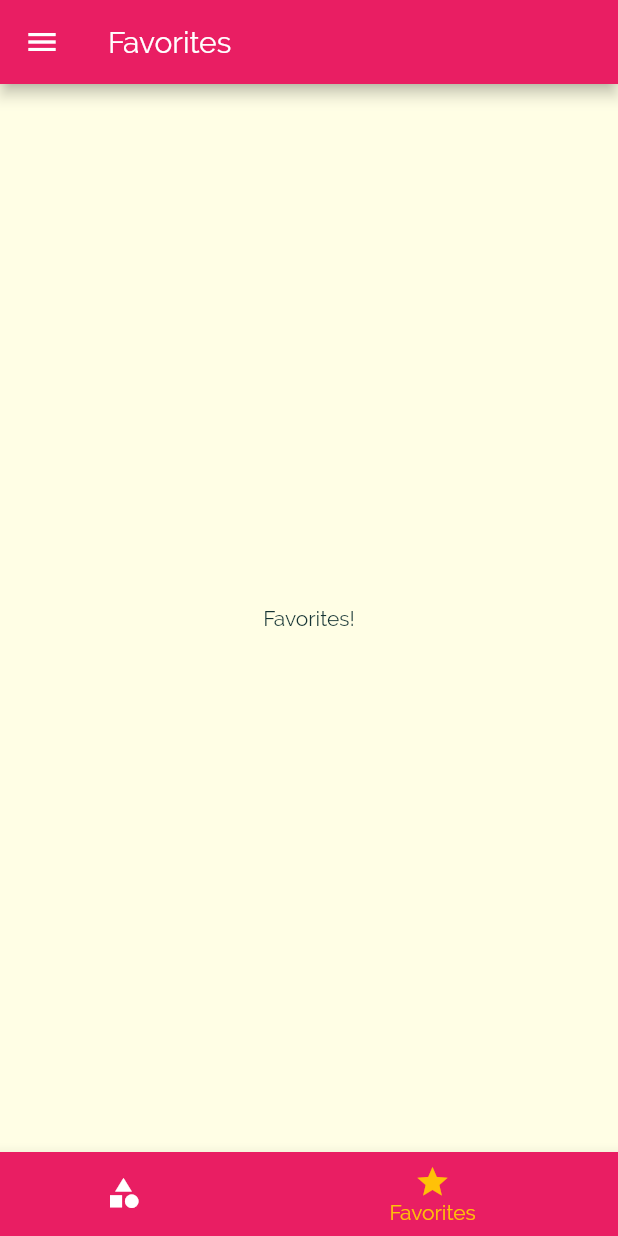
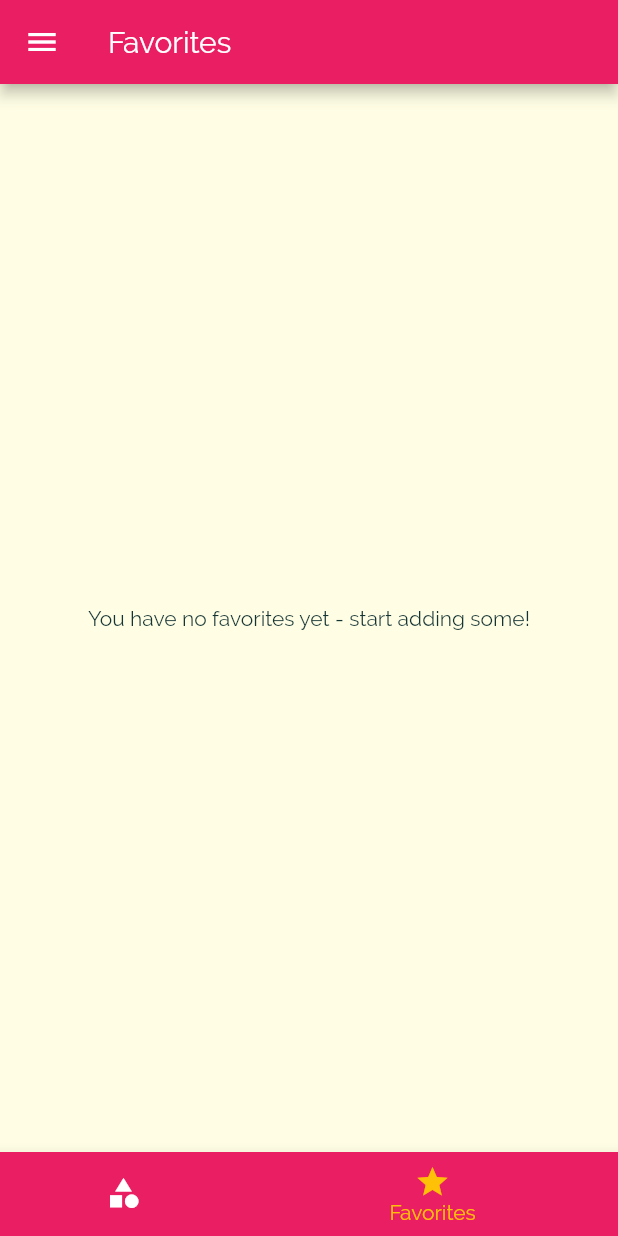
Before and after one commit to FranLMSP/basic-recipes-app, a Flutter app: the screen it shows after launch, item 2 of the bottom bar chosen, on a phone screen of 412 x 824 dp. Run offline on Flutter 3.47's test engine with Material 2 defaults, Android fonts, the phone set to English and light mode, and no system bars.

Commit message:
Favorites screen

```diff
--- a/lib/main.dart
+++ b/lib/main.dart
@@ -20,6 +20,7 @@ class MyApp extends StatefulWidget {
 class _MyAppState extends State<MyApp> {
   Filters _filters;
   List<Meal> _availableMeals = DUMMY_MEALS;
+  List<Meal> _favoriteMeals = [];
 
   @override
   void initState() {
@@ -46,6 +47,23 @@ class _MyAppState extends State<MyApp> {
         return true;
       }).toList();
     });
+  }
+
+  void _toggleFavorite(String mealId) {
+    final existingIndex = _favoriteMeals.indexWhere((meal) => meal.id == mealId);
+    if (existingIndex >= 0) {
+      setState(() {
+        _favoriteMeals.removeAt(existingIndex);
+      });
+    } else {
+      setState(() {
+        _favoriteMeals.add(DUMMY_MEALS.firstWhere((meal) => meal.id == mealId));
+      });
+    }
+  }
+
+  bool _isMealFavorite(String mealId) {
+    return _favoriteMeals.any((meal) => meal.id == mealId);
   }
 
   @override
@@ -75,18 +93,17 @@ class _MyAppState extends State<MyApp> {
       // home: CategoriesScreen(),
       // initialRoute: '/',
       routes: {
-        '/': (context) => TabsScreen(),
+        '/': (context) => TabsScreen(_favoriteMeals),
         CategoryMealsScreen.ROUTE_NAME: (context) => CategoryMealsScreen(_availableMeals),
-        MealDetailScreen.ROUTE_NAME: (context) => MealDetailScreen(),
+        MealDetailScreen.ROUTE_NAME: (context) => MealDetailScreen(_toggleFavorite, _isMealFavorite),
         FiltersScreen.ROUTE_NAME: (context) => FiltersScreen(_filters, _setFilters),
       },
       /* onGenerateRoute: (settings) {
         return MaterialPageRoute(builder: (context) => CategoriesScreen());
       }, */
       onUnknownRoute: (settings) {
-        return MaterialPageRoute(builder: (context) => TabsScreen());
+        return MaterialPageRoute(builder: (context) => TabsScreen(_favoriteMeals));
       },
-
     );
   }
 }
--- a/lib/screens/category_meals_screen.dart
+++ b/lib/screens/category_meals_screen.dart
@@ -49,7 +49,7 @@ class _CategoryMealsScreenState extends State<CategoryMealsScreen> {
       ),
       body: ListView.builder(
         itemBuilder: (context, index) {
-          return MealItem(_meals[index], _removeMeal);
+          return MealItem(_meals[index]);
         },
         itemCount: _meals.length,
       ),
--- a/lib/screens/favorites_screen.dart
+++ b/lib/screens/favorites_screen.dart
@@ -1,10 +1,26 @@
 import 'package:flutter/material.dart';
 
+import '../models/meal.dart';
+import '../widgets/meal_item.dart';
+
 class FavoritesScreen extends StatelessWidget {
+  final List<Meal> favoriteMeals;
+
+  FavoritesScreen(this.favoriteMeals);
+
   @override
   Widget build(BuildContext context) {
-    return Center(
-      child: Text('Favorites!'),
+    if (favoriteMeals.isEmpty) {
+      return Center(
+        child: Text('You have no favorites yet - start adding some!'),
+      );
+    }
+
+    return ListView.builder(
+      itemBuilder: (context, index) {
+        return MealItem(favoriteMeals[index]);
+      },
+      itemCount: favoriteMeals.length,
     );
   }
 }
--- a/lib/screens/tabs_screen.dart
+++ b/lib/screens/tabs_screen.dart
@@ -1,28 +1,38 @@
 import 'package:flutter/material.dart';
 
 import '../widgets/main_drawer.dart';
+import '../models/meal.dart';
 import './favorites_screen.dart';
 import './categories_screen.dart';
 
 class TabsScreen extends StatefulWidget {
+  List<Meal> favoriteMeals;
+
+  TabsScreen(this.favoriteMeals);
+
   @override
   _TabsScreenState createState() => _TabsScreenState();
 }
 
 class _TabsScreenState extends State<TabsScreen> {
 
-  final List<Map<String, Object>> _pages = [
+  List<Map<String, Object>> _pages = [];
+  int _selectedPageIndex = 0;
+
+  @override
+  void initState() {
+    super.initState();
+    _pages = [
       {
         'page': CategoriesScreen(),
         'title': 'Categories',
       },
       {
-      'page': FavoritesScreen(),
+        'page': FavoritesScreen(widget.favoriteMeals),
         'title': 'Favorites',
       },
     ];
-
-  int _selectedPageIndex = 0;
+  }
 
   void _selectPage(int index) {
     setState(() {
```
Also changed, not shown: lib/screens/meal_detail_screen.dart (+6 -4 lines), lib/widgets/meal_item.dart (+1 -6 lines). Lines whose indentation alone changed are shown as unchanged.
